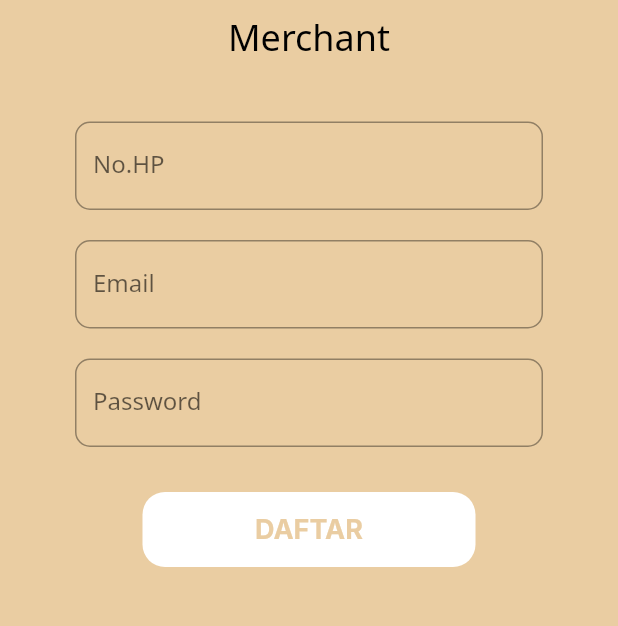
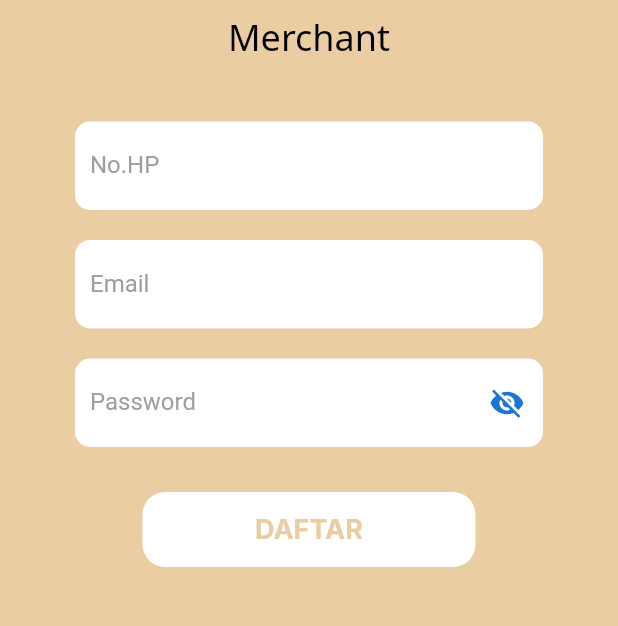
Before and after one commit to Ryanidha/JarKop, a Flutter app: the Registerpage screen opened directly, on a phone screen of 412 x 824 dp, the part 315-941 px from its top. Run offline on Flutter 3.47's test engine with Material 2 defaults, Android fonts, the phone set to English and light mode, and no system bars; our stand-ins replace cloud_firestore, firebase_auth, firebase_core, get; missing offline and left inert: scroll_bottom_navigation_bar; accounts and stored records are empty; Roboto replaces fonts that are missing (Inter, Noto Sans).

```diff
--- a/jarkop_app/lib/Pages/RegisterScreen/register.dart
+++ b/jarkop_app/lib/Pages/RegisterScreen/register.dart
@@ -85,38 +85,62 @@ class _RegisterpageState extends State<Registerpage> {
                   ),
                   Container(
                     width: sw,
+                    padding: EdgeInsets.only(left: 10),
+                    decoration: BoxDecoration(
+                        color: Colors.white,
+                        borderRadius: BorderRadius.circular(10)),
                     child: TextFormField(
                       controller: _phoneController,
                       decoration: new InputDecoration(
-                          labelText: "No.HP",
-                          labelStyle: TextStyle(fontFamily: 'Noto Sans'),
-                          fillColor: Colors.white,
-                          border: OutlineInputBorder(
-                              borderRadius: BorderRadius.circular(10))),
+                          border: InputBorder.none,
+                          labelStyle: TextStyle(color: Colors.grey),
+                          labelText: "No.HP"),
                     ),
                   ),
                   SizedBox(height: 20),
                   Container(
                     width: sw,
+                    padding: EdgeInsets.only(left: 10),
+                    decoration: BoxDecoration(
+                        color: Colors.white,
+                        borderRadius: BorderRadius.circular(10)),
                     child: TextFormField(
                       controller: _emailController,
                       decoration: new InputDecoration(
-                          labelText: "Email",
-                          labelStyle: TextStyle(fontFamily: 'Noto Sans'),
-                          border: OutlineInputBorder(
-                              borderRadius: BorderRadius.circular(10))),
+                          border: InputBorder.none,
+                          labelStyle: TextStyle(color: Colors.grey),
+                          labelText: "Email"),
                     ),
                   ),
-                  SizedBox(height: 20,),
+                  SizedBox(
+                    height: 20,
+                  ),
                   Container(
                     width: sw,
+                    padding: EdgeInsets.only(left: 10),
+                    decoration: BoxDecoration(
+                        color: Colors.white,
+                        borderRadius: BorderRadius.circular(10)),
                     child: TextFormField(
                       controller: _passwordController,
+                      obscureText: !_passwordVisible,
                       decoration: new InputDecoration(
+                        border: InputBorder.none,
+                        labelStyle: TextStyle(color: Colors.grey),
                         labelText: "Password",
-                        labelStyle: TextStyle(fontFamily: 'Noto Sans'),
-                          border: OutlineInputBorder(
-                              borderRadius: BorderRadius.circular(10))
+                        suffixIcon: IconButton(
+                          icon: Icon(
+                            _passwordVisible
+                                ? Icons.visibility
+                                : Icons.visibility_off,
+                            color: Theme.of(context).primaryColorDark,
+                          ),
+                          onPressed: () {
+                            setState(() {
+                              _passwordVisible = !_passwordVisible;
+                            });
+                          },
+                        ),
                       ),
                     ),
                   ),
--- a/jarkop_app/lib/main.dart
+++ b/jarkop_app/lib/main.dart
@@ -23,9 +23,9 @@ class MyApp extends StatelessWidget {
       theme: ThemeData(
         primarySwatch: Colors.blue,
       ),
-      home: SplashScreen(),
+      // home: SplashScreen(),
       // home: Dashboard(),
-      // home: Navipage(),
+      home: Navipage(),
     );
   }
 }
```
Also changed, not shown: jarkop_app/lib/Pages/Homescreen/home.dart (+119 -4 lines), jarkop_app/lib/Pages/Loginscreen/login.dart (+21 -16 lines).
